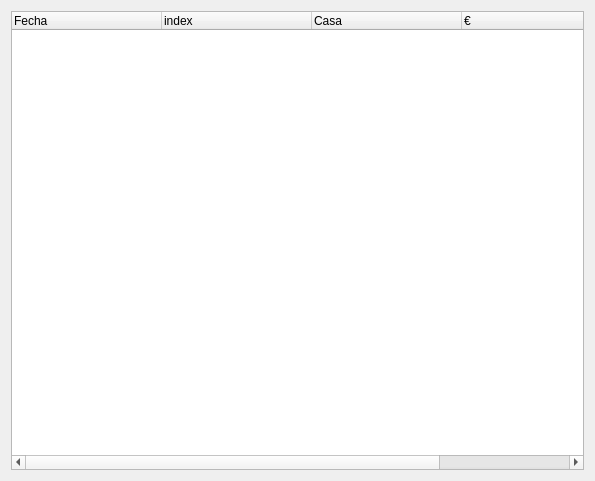
soker90/betcon, file ui/bonus.ui: the form before one commit.
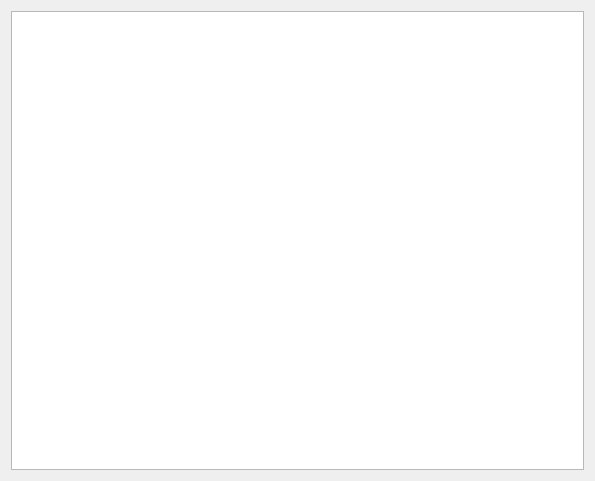
The form after the commit.

Commit message: feat: modernize UI — dark/light themes, Qt icons, QTableView migration

The edit to the form file:
```diff
--- a/ui/bonus.ui
+++ b/ui/bonus.ui
@@ -15,35 +15,19 @@
   </property>
   <layout class="QVBoxLayout" name="verticalLayout">
    <item>
-    <widget class="QTreeWidget" name="treeMain">
-     <attribute name="headerDefaultSectionSize">
-      <number>150</number>
-     </attribute>
-     <column>
-      <property name="text">
-       <string>Fecha</string>
-      </property>
-     </column>
-     <column>
-      <property name="text">
-       <string>index</string>
-      </property>
-     </column>
-     <column>
-      <property name="text">
-       <string>Casa</string>
-      </property>
-     </column>
-     <column>
-      <property name="text">
-       <string>€</string>
-      </property>
-     </column>
-     <column>
-      <property name="text">
-       <string>Liberado</string>
-      </property>
-     </column>
+    <widget class="QTableView" name="treeMain">
+     <property name="sortingEnabled">
+      <bool>true</bool>
+     </property>
+     <property name="selectionBehavior">
+      <enum>QAbstractItemView::SelectRows</enum>
+     </property>
+     <property name="alternatingRowColors">
+      <bool>true</bool>
+     </property>
+     <property name="showGrid">
+      <bool>false</bool>
+     </property>
     </widget>
    </item>
   </layout>
```
The commit also changes 26 other files.
